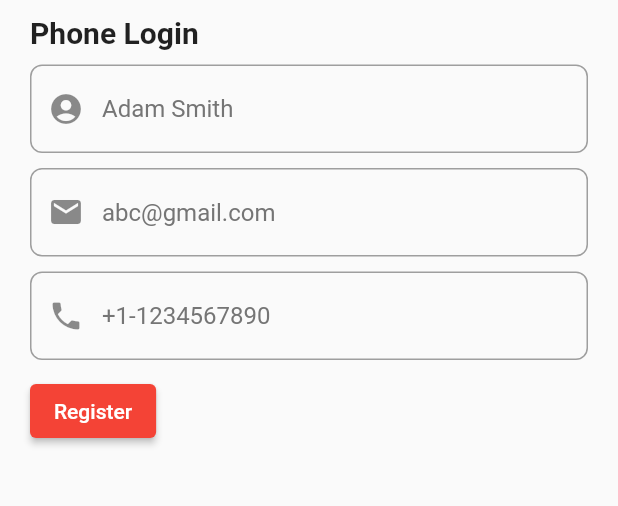
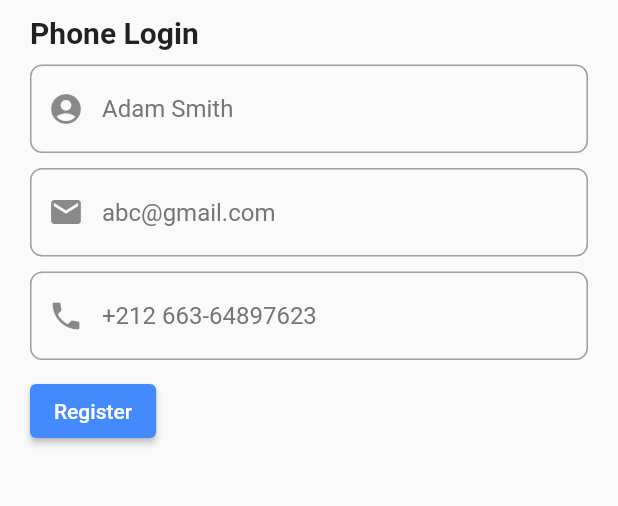
Before and after one commit to yousseftoumi/bikeapp_v0, a Flutter app: the HomeScreen screen opened directly, after a tap on "SIGNOUT", after a tap on "Sign in with Phone", on a phone screen of 412 x 824 dp, the part 189-695 px from its top. Run offline on Flutter 3.47's test engine with Material 2 defaults, Android fonts, the phone set to English and light mode, and no system bars; our stand-ins replace cloud_firestore, connectivity_plus, firebase_auth, firebase_core, fluttertoast, font_awesome_flutter and 3 more; missing offline and left inert: flutter_facebook_auth; accounts and stored records are empty; network calls fail.

Commit message:
minor fixes

```diff
--- a/lib/screens/home_screen.dart
+++ b/lib/screens/home_screen.dart
@@ -28,14 +28,14 @@ class _HomeScreenState extends State<HomeScreen> {
   void initState() {
     // TODO: implement initState
     super.initState();
-    FirebaseFirestore.instance
-        .collection("users")
-        .doc(user!.uid)
-        .get()
-        .then((value) {
-      this.loggedInUser = UserModel.fromMap(value.data());
-      setState(() {});
-    });
+    // FirebaseFirestore.instance
+    //     .collection("users")
+    //     .doc(user!.uid)
+    //     .get()
+    //     .then((value) {
+    //   this.loggedInUser = UserModel.fromMap(value.data());
+    //   setState(() {});
+    // });
     getData();
   }
 
--- a/lib/screens/login_screen.dart
+++ b/lib/screens/login_screen.dart
@@ -145,16 +145,16 @@ class _LoginScreenState extends State<LoginScreen> {
                 crossAxisAlignment: CrossAxisAlignment.center,
                 children: <Widget>[
                   SizedBox(
-                      height: 200,
+                      height: 185,
                       child: Image.asset(
                         "assets/bikeAppLogo.png",
                         fit: BoxFit.contain,
                       )),
-                  SizedBox(height: 45),
+                  SizedBox(height: 15),
                   emailField,
                   SizedBox(height: 25),
                   passwordField,
-                  SizedBox(height: 35),
+                  SizedBox(height: 25),
                   loginButton,
                   SizedBox(height: 15),
                   Row(
--- a/lib/screens/phoneauth_screen.dart
+++ b/lib/screens/phoneauth_screen.dart
@@ -124,7 +124,7 @@ class _PhoneAuthScreenState extends State<PhoneAuthScreen> {
                   textInputAction: TextInputAction.done,
                   decoration: InputDecoration(
                       prefixIcon: const Icon(Icons.phone),
-                      hintText: "+1-1234567890",
+                      hintText: "+212 663-64897623",
                       hintStyle: TextStyle(color: Colors.grey[600]),
                       errorBorder: OutlineInputBorder(
                           borderRadius: BorderRadius.circular(8),
@@ -144,7 +144,7 @@ class _PhoneAuthScreenState extends State<PhoneAuthScreen> {
                     login(context, phoneController.text.trim());
                   },
                   style: ElevatedButton.styleFrom(
-                    primary: Colors.red,
+                    primary: Colors.blueAccent,
                   ),
                   child: const Text("Register"),
                 )
--- a/lib/screens/registeration_screen.dart
+++ b/lib/screens/registeration_screen.dart
@@ -1,10 +1,15 @@
 import 'dart:math';
 import 'package:bikeapp_v0/model/user_model.dart';
+import 'package:bikeapp_v0/provider/internet_provider.dart';
+import 'package:bikeapp_v0/provider/sign_in_provider.dart';
 import 'package:bikeapp_v0/screens/home_screen.dart';
+import 'package:bikeapp_v0/utils/next_screen.dart';
+import 'package:bikeapp_v0/utils/snack_bar.dart';
 import 'package:cloud_firestore/cloud_firestore.dart';
 import 'package:firebase_auth/firebase_auth.dart';
 import 'package:flutter/material.dart';
 import 'package:fluttertoast/fluttertoast.dart';
+import 'package:provider/provider.dart';
 
 class RegistrationScreen extends StatefulWidget {
   const RegistrationScreen({Key? key}) : super(key: key);
@@ -189,6 +194,8 @@ class _RegistrationScreenState extends State<RegistrationScreen> {
           minWidth: MediaQuery.of(context).size.width,
           onPressed: () {
             signUp(emailEditingController.text, passwordEditingController.text);
+            //handleEmailSignUp(
+            //emailEditingController.text, passwordEditingController.text);
           },
           child: Text(
             "S'enregistrer",
@@ -252,7 +259,25 @@ class _RegistrationScreenState extends State<RegistrationScreen> {
   }
 
   void signUp(String email, String password) async {
+    final sp = context.read<SignInProvider>();
+    final ip = context.read<InternetProvider>();
+    await ip.checkInternetConnection();
+    if (ip.hasInternet == false) {
+      openSnackbar(context, "Check your Internet connection", Colors.red);
+    }
     if (_formKey.currentState!.validate()) {
+      // await _auth
+      //     .createUserWithEmailAndPassword(email: email, password: password)
+      //     .then((value) => {
+      //           sp.saveDataToFirestore().then((value) => sp
+      //               .saveDataToSharedPreferences()
+      //               .then((value) => sp.setSignIn().then((value) {
+      //                     postDetailsToFirestore();
+      //                   })))
+      //         })
+      //     .catchError((e) {
+      //   Fluttertoast.showToast(msg: e!.message);
+      // });
       await _auth
           .createUserWithEmailAndPassword(email: email, password: password)
           .then((value) => {postDetailsToFirestore()})
@@ -292,4 +317,50 @@ class _RegistrationScreenState extends State<RegistrationScreen> {
         MaterialPageRoute(builder: (context) => HomeScreen()),
         (route) => false);
   }
+
+  // handling email and password sign in
+//   void handleEmailSignUp(String email, String password) async {
+//     final sp = context.read<SignInProvider>();
+//     final ip = context.read<InternetProvider>();
+//     await ip.checkInternetConnection();
+
+//     if (ip.hasInternet == false) {
+//       openSnackbar(context, "Check your Internet connection", Colors.red);
+//     } else {
+//       await sp.signInWithEmail(email, password).then((value) {
+//         if (sp.hasError == true && !_formKey.currentState!.validate()) {
+//           openSnackbar(context, sp.errorCode.toString(), Colors.red);
+//           //googleController.reset();
+//         } else {
+//           // checking whether user exists or not
+//           sp.checkUserExists().then((value) async {
+//             if (value == true) {
+//               // user exists
+//               await sp.getUserDataFromFirestore(sp.uid).then((value) => sp
+//                   .saveDataToSharedPreferences()
+//                   .then((value) => sp.setSignIn().then((value) {
+//                         //googleController.success();
+//                         handleAfterSignIn();
+//                       })));
+//             } else {
+//               // user does not exist
+//               sp.saveDataToFirestore().then((value) => sp
+//                   .saveDataToSharedPreferences()
+//                   .then((value) => sp.setSignIn().then((value) {
+//                         //googleController.success();
+//                         handleAfterSignIn();
+//                       })));
+//             }
+//           });
+//         }
+//       });
+//     }
+//   }
+
+// // handle after signin
+//   handleAfterSignIn() {
+  //   Future.delayed(const Duration(milliseconds: 1000)).then((value) {
+  //     nextScreenReplace(context, const HomeScreen());
+  //   });
+  // }
 }
```
Also changed, not shown: lib/provider/sign_in_provider.dart (+59 -0 lines), assets/user_ico.png (added).
